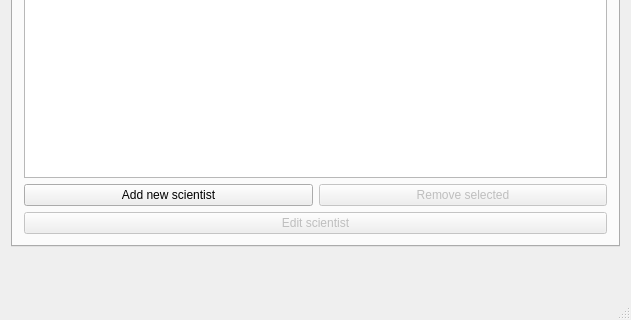
Before: the Qt Designer form mainwindow.ui in Tryggvith/vika3, drawn with Qt 5; both pictures show x 0 to 631 and y 164 to 484 of the 631 by 484 pixel window.
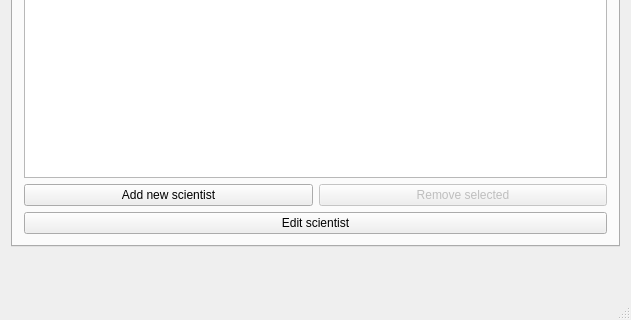
After: the same form once the commit is applied. The open tabs and pages were chosen to show the change.

```diff
--- a/mainwindow.ui
+++ b/mainwindow.ui
@@ -113,7 +113,7 @@
         <item>
          <widget class="QPushButton" name="button_edit_scientist">
           <property name="enabled">
-           <bool>false</bool>
+           <bool>true</bool>
           </property>
           <property name="text">
            <string>Edit scientist</string>
```
Left out of the diff: 4 changed lines with no effect on the pictures.
